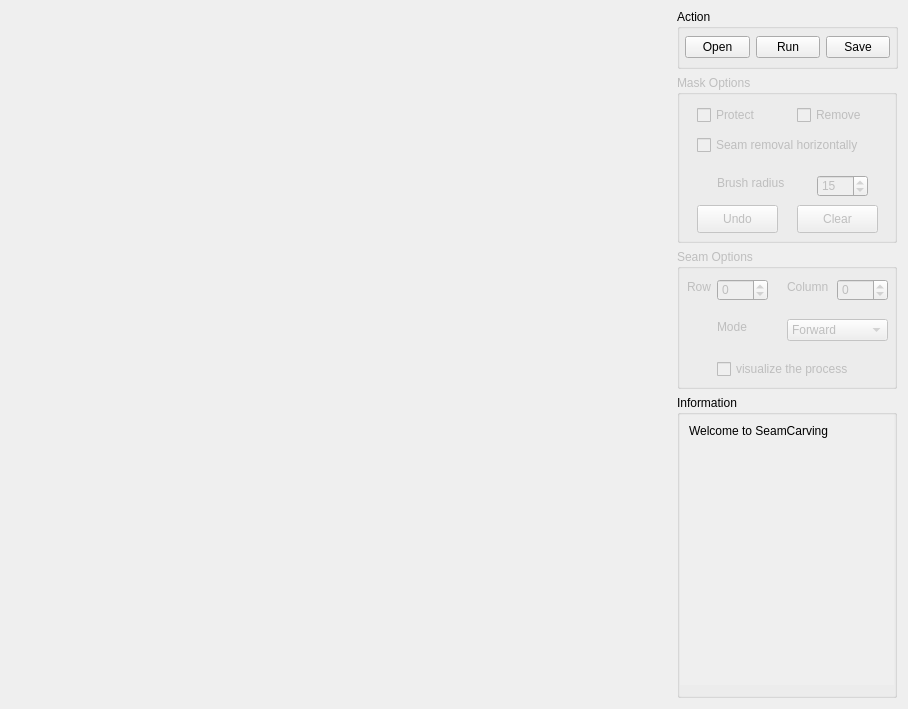
The window that seam_carving_gui.ui (zoxuandinhzo/seam-carving-with-pyqt5) describes before a commit, drawn with Qt 5.
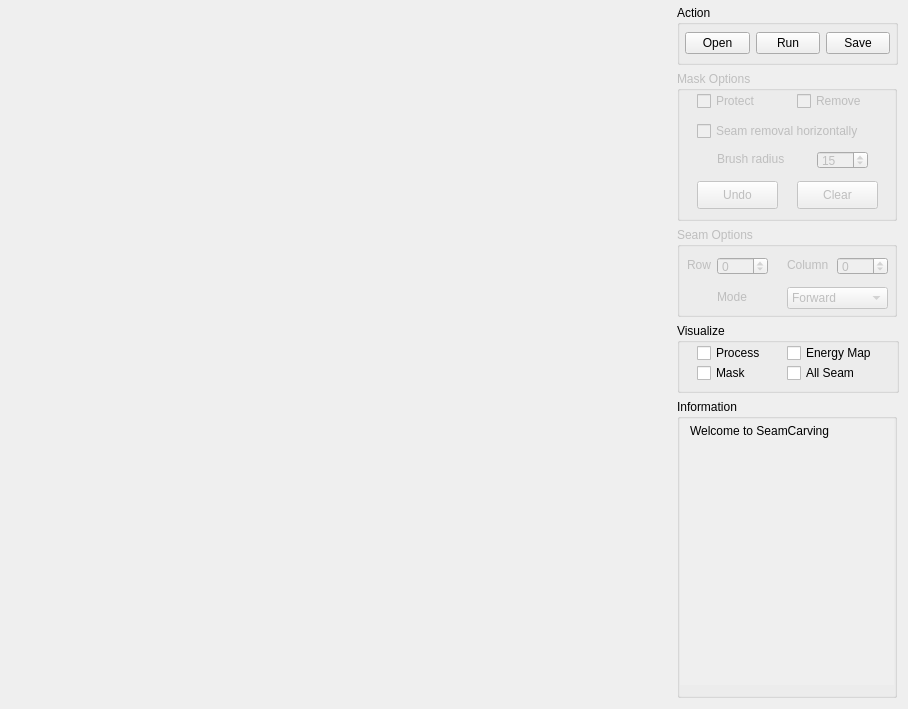
The same window after the commit.

Patch:
```diff
--- a/seam_carving_gui.ui
+++ b/seam_carving_gui.ui
@@ -135,6 +135,9 @@
        <enum>QFrame::Raised</enum>
       </property>
       <layout class="QVBoxLayout" name="verticalLayout_3">
+       <property name="topMargin">
+        <number>5</number>
+       </property>
        <property name="bottomMargin">
         <number>11</number>
        </property>
@@ -218,7 +221,7 @@
          <property name="minimumSize">
           <size>
            <width>220</width>
-           <height>168</height>
+           <height>150</height>
           </size>
          </property>
          <property name="title">
@@ -228,7 +231,7 @@
           <property name="geometry">
            <rect>
             <x>120</x>
-            <y>130</y>
+            <y>110</y>
             <width>81</width>
             <height>28</height>
            </rect>
@@ -241,7 +244,7 @@
           <property name="geometry">
            <rect>
             <x>40</x>
-            <y>100</y>
+            <y>80</y>
             <width>91</width>
             <height>16</height>
            </rect>
@@ -254,9 +257,9 @@
           <property name="geometry">
            <rect>
             <x>140</x>
-            <y>100</y>
+            <y>80</y>
             <width>51</width>
-            <height>22</height>
+            <height>18</height>
            </rect>
           </property>
           <property name="minimum">
@@ -276,7 +279,7 @@
           <property name="geometry">
            <rect>
             <x>20</x>
-            <y>130</y>
+            <y>110</y>
             <width>81</width>
             <height>28</height>
            </rect>
@@ -289,7 +292,7 @@
           <property name="geometry">
            <rect>
             <x>20</x>
-            <y>30</y>
+            <y>20</y>
             <width>71</width>
             <height>20</height>
            </rect>
@@ -302,7 +305,7 @@
           <property name="geometry">
            <rect>
             <x>120</x>
-            <y>30</y>
+            <y>20</y>
             <width>71</width>
             <height>20</height>
            </rect>
@@ -315,7 +318,7 @@
           <property name="geometry">
            <rect>
             <x>20</x>
-            <y>60</y>
+            <y>50</y>
             <width>191</width>
             <height>20</height>
            </rect>
@@ -340,7 +343,7 @@
          <property name="minimumSize">
           <size>
            <width>220</width>
-           <height>140</height>
+           <height>90</height>
           </size>
          </property>
          <property name="title">
@@ -352,7 +355,7 @@
             <x>40</x>
             <y>30</y>
             <width>51</width>
-            <height>22</height>
+            <height>18</height>
            </rect>
           </property>
           <property name="minimum">
@@ -371,7 +374,7 @@
             <x>160</x>
             <y>30</y>
             <width>51</width>
-            <height>22</height>
+            <height>18</height>
            </rect>
           </property>
           <property name="minimum">
@@ -411,7 +414,7 @@
           <property name="geometry">
            <rect>
             <x>40</x>
-            <y>70</y>
+            <y>62</y>
             <width>41</width>
             <height>16</height>
            </rect>
@@ -424,7 +427,7 @@
           <property name="geometry">
            <rect>
             <x>110</x>
-            <y>70</y>
+            <y>60</y>
             <width>101</width>
             <height>22</height>
            </rect>
@@ -440,17 +443,69 @@
            </property>
           </item>
          </widget>
-         <widget class="QCheckBox" name="ckb_vis">
+        </widget>
+       </item>
+       <item>
+        <widget class="QGroupBox" name="groupBox">
+         <property name="minimumSize">
+          <size>
+           <width>0</width>
+           <height>70</height>
+          </size>
+         </property>
+         <property name="title">
+          <string>Visualize</string>
+         </property>
+         <widget class="QCheckBox" name="ckb_process">
           <property name="geometry">
            <rect>
-            <x>40</x>
-            <y>110</y>
-            <width>151</width>
+            <x>20</x>
+            <y>20</y>
+            <width>71</width>
             <height>20</height>
            </rect>
           </property>
           <property name="text">
-           <string>visualize the process</string>
+           <string>Process</string>
+          </property>
+         </widget>
+         <widget class="QCheckBox" name="ckb_energy_map">
+          <property name="geometry">
+           <rect>
+            <x>110</x>
+            <y>20</y>
+            <width>101</width>
+            <height>20</height>
+           </rect>
+          </property>
+          <property name="text">
+           <string>Energy Map</string>
+          </property>
+         </widget>
+         <widget class="QCheckBox" name="ckb_mask">
+          <property name="geometry">
+           <rect>
+            <x>20</x>
+            <y>40</y>
+            <width>61</width>
+            <height>20</height>
+           </rect>
+          </property>
+          <property name="text">
+           <string>Mask</string>
+          </property>
+         </widget>
+         <widget class="QCheckBox" name="ckb_all_seam">
+          <property name="geometry">
+           <rect>
+            <x>110</x>
+            <y>40</y>
+            <width>81</width>
+            <height>20</height>
+           </rect>
+          </property>
+          <property name="text">
+           <string>All Seam</string>
           </property>
          </widget>
         </widget>
@@ -505,15 +560,30 @@
                <x>0</x>
                <y>0</y>
                <width>218</width>
-               <height>244</height>
+               <height>241</height>
               </rect>
              </property>
              <layout class="QVBoxLayout" name="verticalLayout">
+              <property name="leftMargin">
+               <number>10</number>
+              </property>
+              <property name="topMargin">
+               <number>5</number>
+              </property>
+              <property name="rightMargin">
+               <number>10</number>
+              </property>
+              <property name="bottomMargin">
+               <number>5</number>
+              </property>
               <item>
                <widget class="QLabel" name="lb_infor">
                 <property name="layoutDirection">
                  <enum>Qt::LeftToRight</enum>
                 </property>
+                <property name="frameShape">
+                 <enum>QFrame::NoFrame</enum>
+                </property>
                 <property name="text">
                  <string>Welcome to SeamCarving</string>
                 </property>
@@ -524,7 +594,7 @@
                  <bool>true</bool>
                 </property>
                 <property name="margin">
-                 <number>10</number>
+                 <number>0</number>
                 </property>
                </widget>
               </item>
```
